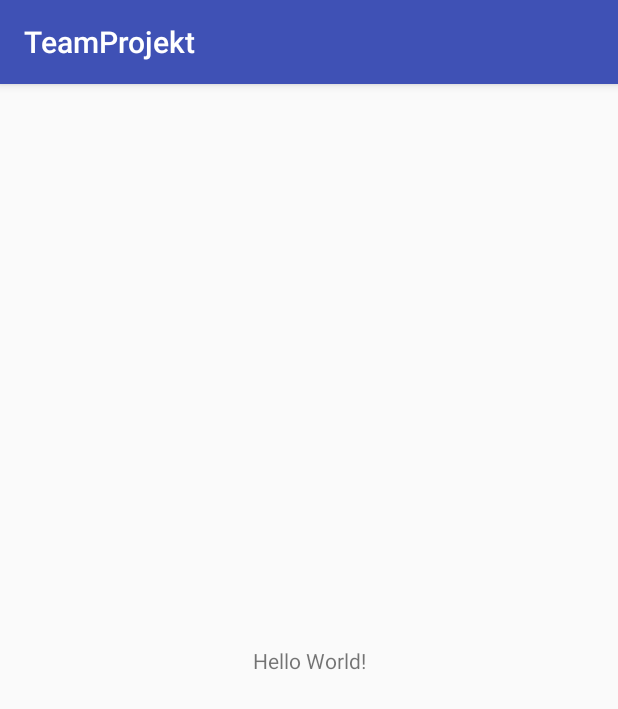
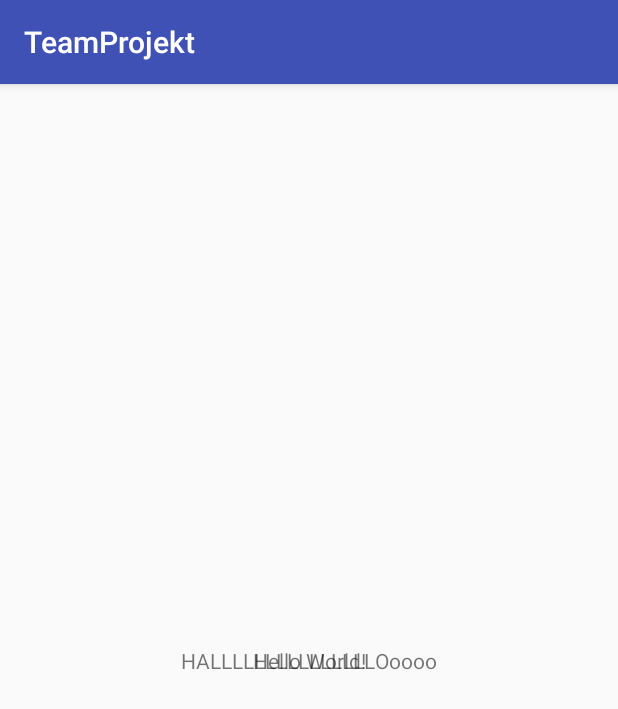
Before and after one commit to AlexZoehrer1/TeamProjekt, an Android app: the screen it shows after launch (MainActivity), on a phone screen of 412 x 824 dp. Shown: the top 709 px of the screen. Run offline under Robolectric (Android 15) with nearby library versions, the phone set to English and light mode, and no system bars.

Commit message:
florian commited

```diff
--- a/app/src/main/java/at/wifi/swdev/teamprojekt/MainActivity.java
+++ b/app/src/main/java/at/wifi/swdev/teamprojekt/MainActivity.java
@@ -10,4 +10,6 @@ public class MainActivity extends AppCompatActivity {
         super.onCreate(savedInstanceState);
         setContentView(R.layout.activity_main);
     }
+
+
 }
--- a/app/src/main/res/layout/activity_main.xml
+++ b/app/src/main/res/layout/activity_main.xml
@@ -15,4 +15,15 @@
         app:layout_constraintRight_toRightOf="parent"
         app:layout_constraintTop_toTopOf="parent" />
 
+    <TextView
+        android:layout_width="wrap_content"
+        android:layout_height="wrap_content"
+        android:text="HALLLLLLLLLLLLLLLOoooo"
+        app:layout_constraintBottom_toBottomOf="parent"
+        app:layout_constraintLeft_toLeftOf="parent"
+        app:layout_constraintRight_toRightOf="parent"
+        app:layout_constraintTop_toTopOf="parent" />
+
+
+
 </android.support.constraint.ConstraintLayout>
```
